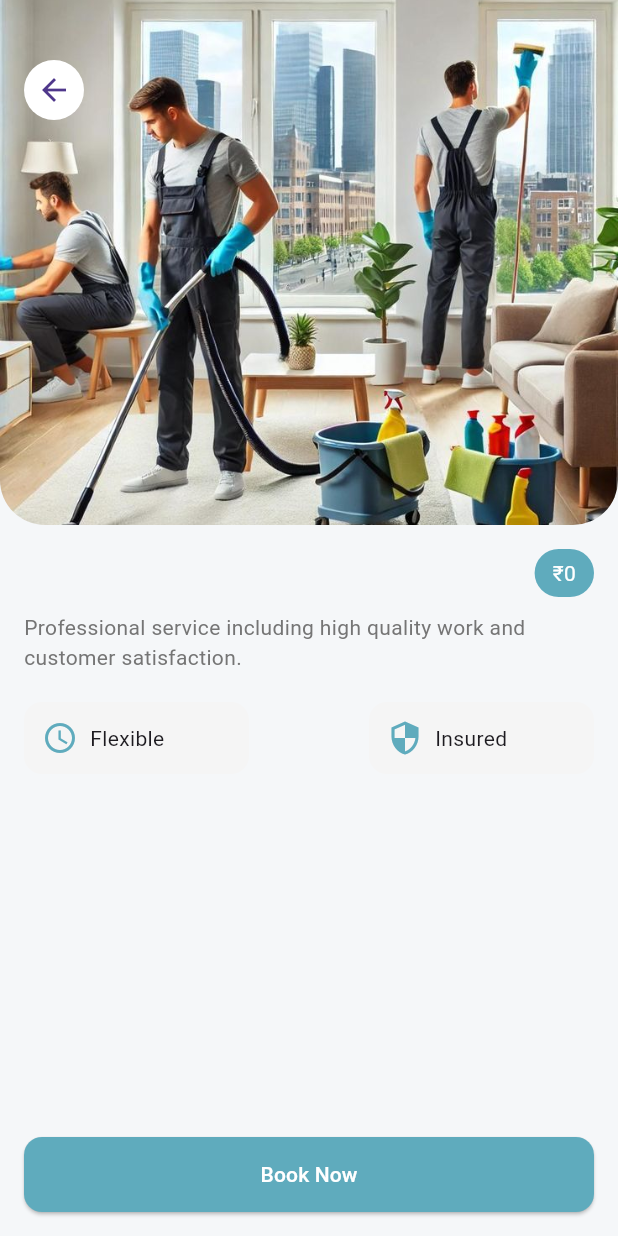
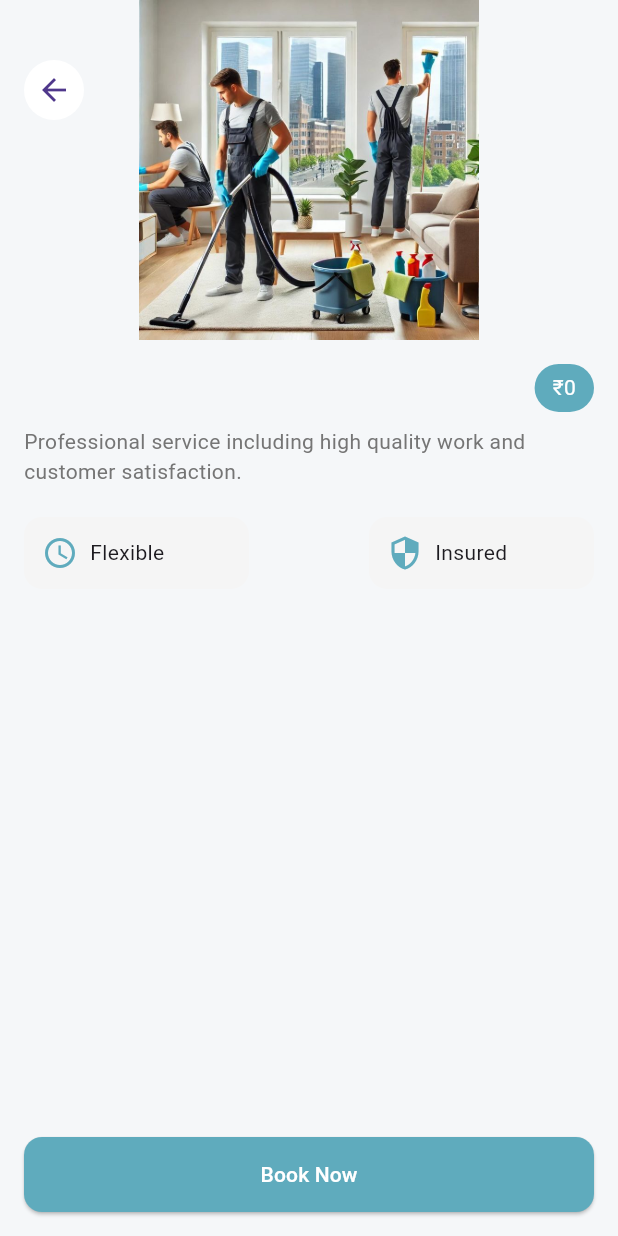
Before and after one commit to dimple2429/bookQuick_frontend, a Flutter app: the ServiceDetailScreen screen opened directly with empty values, on a phone screen of 412 x 824 dp. Run offline on Flutter 3.47's test engine with Material 3 defaults, Android fonts, the phone set to English and light mode, and no system bars; our stand-ins replace shared_preferences; accounts and stored records are empty.

Commit message:
changed dimensions according to web app

```diff
--- a/lib/features/dashbaord/service_detail_screen.dart
+++ b/lib/features/dashbaord/service_detail_screen.dart
@@ -8,18 +8,10 @@ class ServiceDetailScreen extends StatelessWidget {
 
   const ServiceDetailScreen({required this.service});
 
-  String getImage(String serviceName) {
-    if (serviceName.toLowerCase().contains("cleaning")) {
-      return "assets/cleaning.jpg";
-    } else if (serviceName.toLowerCase().contains("plumbing")) {
-      return "assets/plumber.jpg";
-    } else {
-      return "assets/salon.jpg";
-    }
-  }
-
   @override
   Widget build(BuildContext context) {
+    final screenWidth = MediaQuery.of(context).size.width;
+
     return SafeArea(
       top: true,
       child: Scaffold(
@@ -28,18 +20,19 @@ class ServiceDetailScreen extends StatelessWidget {
             Stack(
               children: [
                 ClipRRect(
-                  borderRadius: BorderRadius.vertical(
-                    bottom: Radius.circular(30),
-                  ),
+                  borderRadius: BorderRadius.circular(16),
                   child: Image.asset(
                     AppImages.getServiceImage(service['name']),
-
-                    height: 350,
                     width: double.infinity,
-                    fit: BoxFit.cover,
+                    height: screenWidth > 1200
+                        ? screenWidth * 0.40
+                        : screenWidth > 600
+                        ? screenWidth * 0.40
+                        : screenWidth * 0.55,
+                    fit: screenWidth > 1200 ? BoxFit.fitHeight :
+                    BoxFit.contain,
                   ),
                 ),
-
                 Positioned(
                   top: 40,
                   left: 16,
@@ -65,15 +58,20 @@ class ServiceDetailScreen extends StatelessWidget {
                       children: [
                         Text(
                           service['name'],
-                          style:
-                          TextStyle(fontSize: 22, fontWeight: FontWeight.bold),
+                          style: TextStyle(
+                            fontSize: 22,
+                            fontWeight: FontWeight.bold,
+                          ),
                         ),
 
                         Positioned(
                           top: 40,
                           right: 16,
                           child: Container(
-                            padding: EdgeInsets.symmetric(horizontal: 12, vertical: 6),
+                            padding: EdgeInsets.symmetric(
+                              horizontal: 12,
+                              vertical: 6,
+                            ),
                             decoration: BoxDecoration(
                               color: Color(0xFF5FABBD),
                               borderRadius: BorderRadius.circular(20),
@@ -84,7 +82,6 @@ class ServiceDetailScreen extends StatelessWidget {
                             ),
                           ),
                         ),
-
                       ],
                     ),
 
@@ -125,15 +122,16 @@ class ServiceDetailScreen extends StatelessWidget {
                             ),
                           );
                         },
-                        child: Text("Book Now", style: TextStyle(
-                          color: Colors.white
-                        ),),
+                        child: Text(
+                          "Book Now",
+                          style: TextStyle(color: Colors.white),
+                        ),
                       ),
-                    )
+                    ),
                   ],
                 ),
               ),
-            )
+            ),
           ],
         ),
       ),
```
